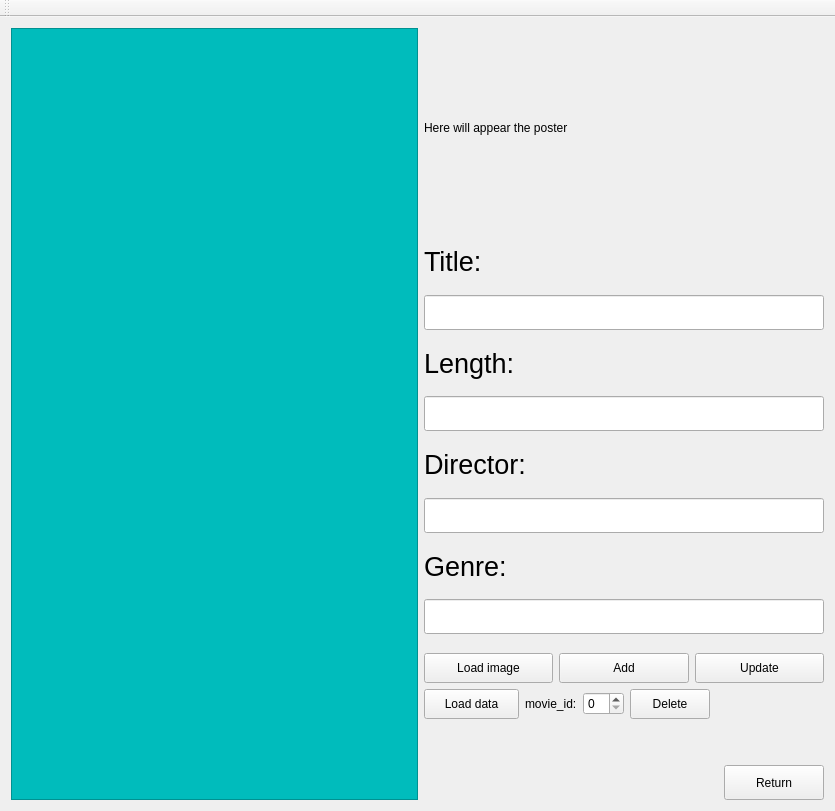
First picture: the form in MovieManager.ui, repository JustKoshi/QTCinemaProject, before the edit.
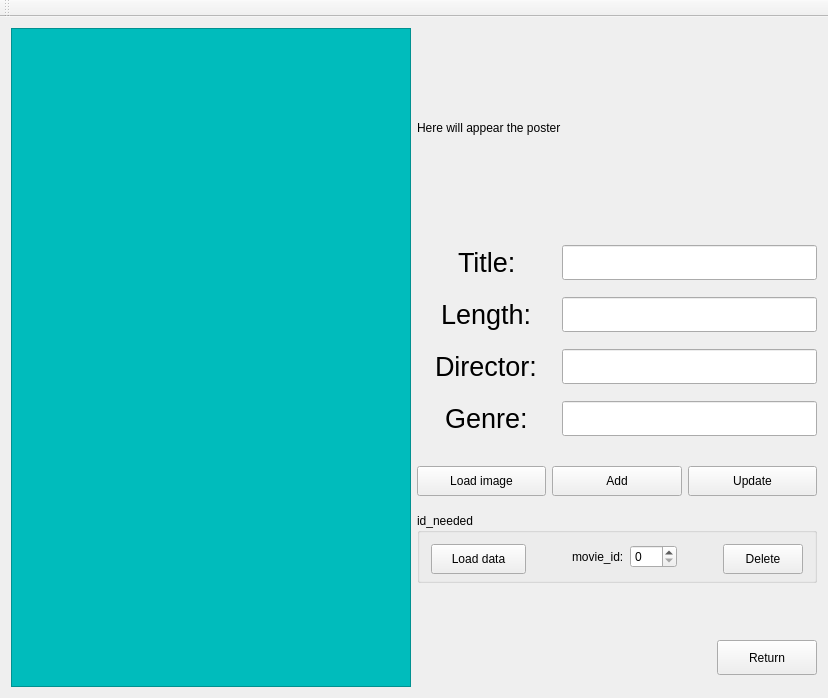
Second picture: the form after the edit.

What changed in the file:
```diff
--- a/MovieManager.ui
+++ b/MovieManager.ui
@@ -6,8 +6,8 @@
    <rect>
     <x>0</x>
     <y>0</y>
-    <width>835</width>
-    <height>811</height>
+    <width>828</width>
+    <height>698</height>
    </rect>
   </property>
   <property name="windowTitle">
@@ -16,9 +16,15 @@
   <widget class="QWidget" name="centralWidget">
    <layout class="QHBoxLayout" name="horizontalLayout_3">
     <item>
-     <layout class="QHBoxLayout" name="horizontalLayout_2" stretch="3,1">
+     <layout class="QHBoxLayout" name="horizontalLayout_2" stretch="0,0">
       <item>
        <widget class="QTableView" name="movie_table">
+        <property name="minimumSize">
+         <size>
+          <width>400</width>
+          <height>0</height>
+         </size>
+        </property>
         <property name="styleSheet">
          <string notr="true">QTableView{
 background-color: rgb(0, 188, 188);
@@ -56,6 +62,21 @@
         <item>
          <layout class="QVBoxLayout" name="verticalLayout">
           <item>
+           <layout class="QHBoxLayout" name="horizontalLayout_5">
+            <item>
+             <spacer name="horizontalSpacer_2">
+              <property name="orientation">
+               <enum>Qt::Horizontal</enum>
+              </property>
+              <property name="sizeHint" stdset="0">
+               <size>
+                <width>40</width>
+                <height>20</height>
+               </size>
+              </property>
+             </spacer>
+            </item>
+            <item>
            <widget class="QLabel" name="label">
             <property name="font">
              <font>
@@ -67,15 +88,45 @@
             </property>
            </widget>
           </item>
+            <item>
+             <spacer name="horizontalSpacer_9">
+              <property name="orientation">
+               <enum>Qt::Horizontal</enum>
+              </property>
+              <property name="sizeHint" stdset="0">
+               <size>
+                <width>40</width>
+                <height>20</height>
+               </size>
+              </property>
+             </spacer>
+            </item>
           <item>
            <widget class="QLineEdit" name="lineEdit_title">
             <property name="minimumSize">
              <size>
-              <width>0</width>
+                <width>255</width>
               <height>35</height>
              </size>
             </property>
            </widget>
+            </item>
+           </layout>
+          </item>
+          <item>
+           <layout class="QHBoxLayout" name="horizontalLayout_6">
+            <item>
+             <spacer name="horizontalSpacer_3">
+              <property name="orientation">
+               <enum>Qt::Horizontal</enum>
+              </property>
+              <property name="sizeHint" stdset="0">
+               <size>
+                <width>40</width>
+                <height>20</height>
+               </size>
+              </property>
+             </spacer>
           </item>
           <item>
            <widget class="QLabel" name="label_2">
@@ -89,15 +140,45 @@
             </property>
            </widget>
           </item>
+            <item>
+             <spacer name="horizontalSpacer_8">
+              <property name="orientation">
+               <enum>Qt::Horizontal</enum>
+              </property>
+              <property name="sizeHint" stdset="0">
+               <size>
+                <width>40</width>
+                <height>20</height>
+               </size>
+              </property>
+             </spacer>
+            </item>
           <item>
            <widget class="QLineEdit" name="lineEdit_length">
             <property name="minimumSize">
              <size>
-              <width>0</width>
+                <width>255</width>
               <height>35</height>
              </size>
             </property>
            </widget>
+            </item>
+           </layout>
+          </item>
+          <item>
+           <layout class="QHBoxLayout" name="horizontalLayout_7">
+            <item>
+             <spacer name="horizontalSpacer_7">
+              <property name="orientation">
+               <enum>Qt::Horizontal</enum>
+              </property>
+              <property name="sizeHint" stdset="0">
+               <size>
+                <width>40</width>
+                <height>20</height>
+               </size>
+              </property>
+             </spacer>
           </item>
           <item>
            <widget class="QLabel" name="label_3">
@@ -111,15 +192,45 @@
             </property>
            </widget>
           </item>
+            <item>
+             <spacer name="horizontalSpacer_4">
+              <property name="orientation">
+               <enum>Qt::Horizontal</enum>
+              </property>
+              <property name="sizeHint" stdset="0">
+               <size>
+                <width>40</width>
+                <height>20</height>
+               </size>
+              </property>
+             </spacer>
+            </item>
           <item>
            <widget class="QLineEdit" name="lineEdit_director">
             <property name="minimumSize">
              <size>
-              <width>0</width>
+                <width>255</width>
               <height>35</height>
              </size>
             </property>
            </widget>
+            </item>
+           </layout>
+          </item>
+          <item>
+           <layout class="QHBoxLayout" name="horizontalLayout_8">
+            <item>
+             <spacer name="horizontalSpacer_6">
+              <property name="orientation">
+               <enum>Qt::Horizontal</enum>
+              </property>
+              <property name="sizeHint" stdset="0">
+               <size>
+                <width>40</width>
+                <height>20</height>
+               </size>
+              </property>
+             </spacer>
           </item>
           <item>
            <widget class="QLabel" name="label_4">
@@ -133,15 +244,30 @@
             </property>
            </widget>
           </item>
+            <item>
+             <spacer name="horizontalSpacer_5">
+              <property name="orientation">
+               <enum>Qt::Horizontal</enum>
+              </property>
+              <property name="sizeHint" stdset="0">
+               <size>
+                <width>40</width>
+                <height>20</height>
+               </size>
+              </property>
+             </spacer>
+            </item>
           <item>
            <widget class="QLineEdit" name="lineEdit_genre">
             <property name="minimumSize">
              <size>
-              <width>0</width>
+                <width>255</width>
               <height>35</height>
              </size>
             </property>
            </widget>
+            </item>
+           </layout>
           </item>
           <item>
            <spacer name="verticalSpacer_2">
@@ -203,6 +329,18 @@
            </layout>
           </item>
           <item>
+           <widget class="QGroupBox" name="groupBox">
+            <property name="maximumSize">
+             <size>
+              <width>16777215</width>
+              <height>70</height>
+             </size>
+            </property>
+            <property name="title">
+             <string>id_needed</string>
+            </property>
+            <layout class="QVBoxLayout" name="verticalLayout_3">
+             <item>
            <layout class="QHBoxLayout" name="horizontalLayout_4">
             <item>
              <widget class="QPushButton" name="pushButton_load_data">
@@ -217,7 +355,23 @@
               </property>
              </widget>
             </item>
-            <item alignment="Qt::AlignRight">
+               <item>
+                <spacer name="horizontalSpacer_10">
+                 <property name="orientation">
+                  <enum>Qt::Horizontal</enum>
+                 </property>
+                 <property name="sizeType">
+                  <enum>QSizePolicy::Maximum</enum>
+                 </property>
+                 <property name="sizeHint" stdset="0">
+                  <size>
+                   <width>40</width>
+                   <height>20</height>
+                  </size>
+                 </property>
+                </spacer>
+               </item>
+               <item>
              <widget class="QLabel" name="label_5">
               <property name="text">
                <string>movie_id:</string>
@@ -227,6 +381,22 @@
             <item>
              <widget class="QSpinBox" name="spinBox_movie_id"/>
             </item>
+               <item>
+                <spacer name="horizontalSpacer">
+                 <property name="orientation">
+                  <enum>Qt::Horizontal</enum>
+                 </property>
+                 <property name="sizeType">
+                  <enum>QSizePolicy::Maximum</enum>
+                 </property>
+                 <property name="sizeHint" stdset="0">
+                  <size>
+                   <width>40</width>
+                   <height>20</height>
+                  </size>
+                 </property>
+                </spacer>
+               </item>
             <item>
              <widget class="QPushButton" name="pushButton_delete_movie">
               <property name="minimumSize">
@@ -240,20 +410,10 @@
               </property>
              </widget>
             </item>
-            <item>
-             <spacer name="horizontalSpacer">
-              <property name="orientation">
-               <enum>Qt::Horizontal</enum>
-              </property>
-              <property name="sizeHint" stdset="0">
-               <size>
-                <width>40</width>
-                <height>20</height>
-               </size>
-              </property>
-             </spacer>
-            </item>
-           </layout>
+              </layout>
+             </item>
+            </layout>
+           </widget>
           </item>
           <item>
            <spacer name="verticalSpacer">
```
Left out of the diff: 4 changed lines with no effect on the pictures. Lines whose indentation alone changed are shown as unchanged.
